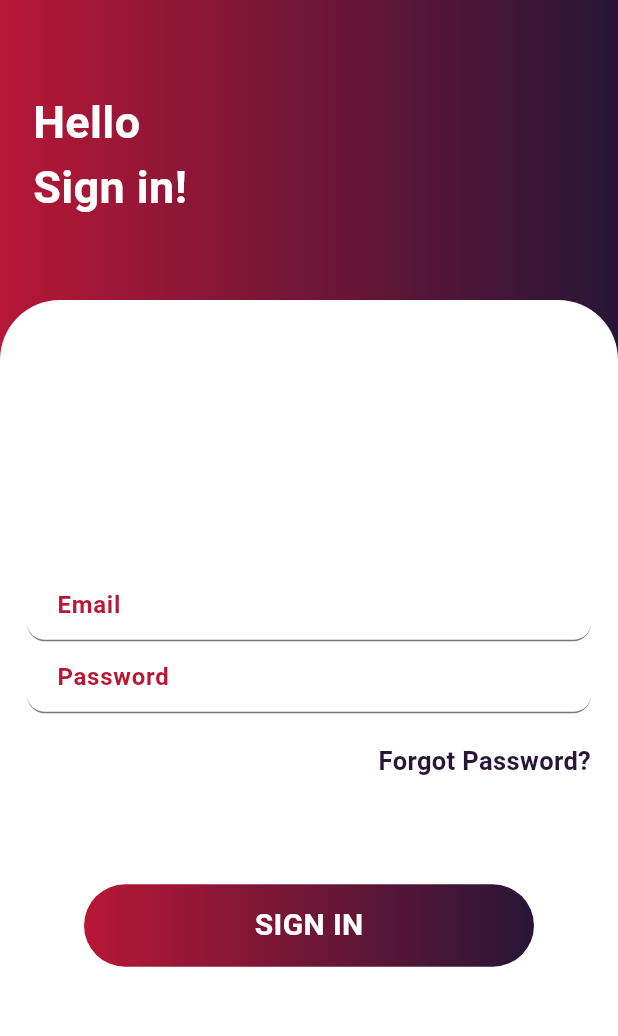
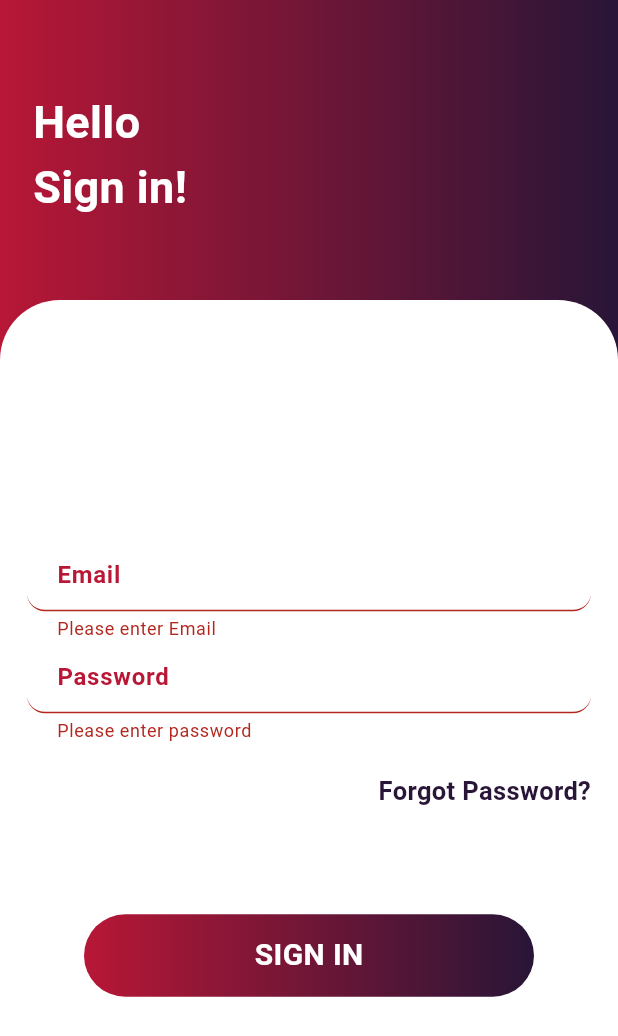
Before and after one commit to ZarqaShehwar/larvae_classification, a Flutter app: the LoginScreen screen opened directly, after a tap on "SIGN IN", on a phone screen of 412 x 824 dp. Shown: the top 1036 px of the screen. Run offline on Flutter 3.47's test engine with Material 3 defaults, Android fonts, the phone set to English and light mode, and no system bars; our stand-ins replace firebase_auth, firebase_core, fluttertoast, font_awesome_flutter, google_sign_in, image_picker; missing offline and left inert: flutter_vision, font_awesome_icon_class; accounts and stored records are empty; Roboto replaces fonts that are missing (inter); project files that could hold a hidden picture were left out.

Commit message:
new push after validation

```diff
--- a/lib/Screens/LoginScreen.dart
+++ b/lib/Screens/LoginScreen.dart
@@ -1,4 +1,5 @@
 import 'package:flutter/material.dart';
+import 'package:fluttertoast/fluttertoast.dart';
 import 'package:font_awesome_flutter/font_awesome_flutter.dart';
 import 'package:larvae_classification/Screens/HomeScreen2.dart';
 import 'package:larvae_classification/commonUtils/Buton.dart';
@@ -14,27 +15,52 @@ class LoginScreen extends StatefulWidget {
 }
 
 class _LoginScreenState extends State<LoginScreen> {
+  final GlobalKey<FormState> _formKey = GlobalKey<FormState>();
   TextEditingController _emailController = TextEditingController();
   TextEditingController _passwordController = TextEditingController();
   FirebaseServices _auth = FirebaseServices();
 
   void login() async {
+    if (_formKey.currentState?.validate() ?? false) {
       String email = _emailController.text;
       String password = _passwordController.text;
-    print(email + password);
+
       try {
         User? user = await _auth.signInwithEmailAndpassword(email, password);
         if (user != null) {
+          Fluttertoast.showToast(
+            msg: "Login successful",
+            toastLength: Toast.LENGTH_SHORT,
+            gravity: ToastGravity.BOTTOM,
+            backgroundColor: Colors.green,
+            textColor: Colors.white,
+            fontSize: 16.0,
+          );
           Navigator.push(context,
               MaterialPageRoute(builder: (context) => const HomeScreen2()));
+        } else {
+          // Registration failed
+          Fluttertoast.showToast(
+            msg: "Login failed",
+            toastLength: Toast.LENGTH_SHORT,
+            gravity: ToastGravity.BOTTOM,
+            backgroundColor: Colors.red,
+            textColor: Colors.white,
+            fontSize: 16.0,
+          );
         }
-      print(user!);
       } catch (e) {
-      print('${e.toString()}');
+        print("Error during registration: $e");
+        Fluttertoast.showToast(
+          msg: "Error during registration: $e",
+          toastLength: Toast.LENGTH_SHORT,
+          gravity: ToastGravity.BOTTOM,
+          backgroundColor: Colors.red,
+          textColor: Colors.white,
+          fontSize: 16.0,
+        );
       }
-  }
-
-
+    }}
 
     @override
     Widget build(BuildContext context) {
@@ -63,10 +89,13 @@ class _LoginScreenState extends State<LoginScreen> {
           ),
           Padding(
             padding: const EdgeInsets.only(top: 200.0),
+            child: Form(
+              key: _formKey,
               child: Container(
                 decoration: const BoxDecoration(
                   borderRadius: BorderRadius.only(
-                  topLeft: Radius.circular(40), topRight: Radius.circular(40)),
+                      topLeft: Radius.circular(40),
+                      topRight: Radius.circular(40)),
                   color: Colors.white,
                 ),
                 height: double.infinity,
@@ -84,7 +113,15 @@ class _LoginScreenState extends State<LoginScreen> {
                         kybrdtype: TextInputType.emailAddress,
                         validator: (value) {
                           if (value == null || value.isEmpty) {
-                        return 'Please enter your full name';
+                            return 'Please enter Email';
+                          } else {
+                            bool isValidEmail =
+                                RegExp(r'^[\w-]+(\.[\w-]+)*@[\w-]+(\.[\w-]+)+$')
+                                    .hasMatch(value);
+
+                            if (!isValidEmail) {
+                              return 'Please enter a valid Email';
+                            }
                           }
                           return null; // Validation passed
                         },
@@ -97,7 +134,11 @@ class _LoginScreenState extends State<LoginScreen> {
                         kybrdtype: TextInputType.text,
                         validator: (value) {
                           if (value == null || value.isEmpty) {
-                        return 'Please enter your full name';
+                            return 'Please enter password';
+                          } else {
+                            if (value.length < 8) {
+                              return 'Password should be atleast of 8 character';
+                            }
                           }
                           return null; // Validation passed
                         },
@@ -147,6 +188,7 @@ class _LoginScreenState extends State<LoginScreen> {
                 ),
               ),
             ),
+          ),
         ],
       ));
     }
--- a/pubspec.yaml
+++ b/pubspec.yaml
@@ -47,6 +47,7 @@ dependencies:
   google_sign_in: ^6.1.6
   tflite: ^1.1.2
   flutter_vision: ^1.1.4
+  fluttertoast: ^8.2.4
 
 
 
```
Also changed, not shown: lib/Screens/SignUpScreen2.dart (+65 -9 lines), pubspec.lock. Lines whose indentation alone changed are shown as unchanged.
